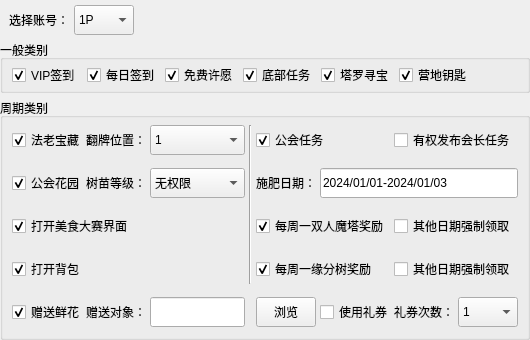
Before: the Qt Designer form AppImplement/UIFiles/DailyAwardParam.ui in LinFeng-BingYi/FVM_Backstage_Assistant_LFBY, drawn with Qt 5.
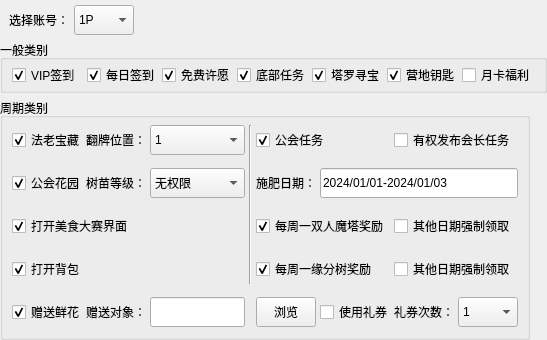
After: the same form once the commit is applied.

Commit message: [日常领取]新增月卡福利的领取; [刷指定关卡]新增定时启动，以便刷香料活动; 修复[自动登录]选择倒计时，不能正常执行的问题; 修复[刷指定关卡]勾选“跳过选关”时，第二局开始报错句柄有误的问题

Diff of the .ui file:
```diff
--- a/AppImplement/UIFiles/DailyAwardParam.ui
+++ b/AppImplement/UIFiles/DailyAwardParam.ui
@@ -208,17 +208,11 @@
        </widget>
       </item>
       <item>
-       <spacer name="horizontalSpacer_common">
-        <property name="orientation">
-         <enum>Qt::Horizontal</enum>
+       <widget class="QCheckBox" name="checkBox_monthly_card">
+        <property name="text">
+         <string>月卡福利</string>
         </property>
-        <property name="sizeHint" stdset="0">
-         <size>
-          <width>40</width>
-          <height>20</height>
-         </size>
-        </property>
-       </spacer>
+       </widget>
       </item>
      </layout>
     </widget>
```
The commit also changes 18 other files.
